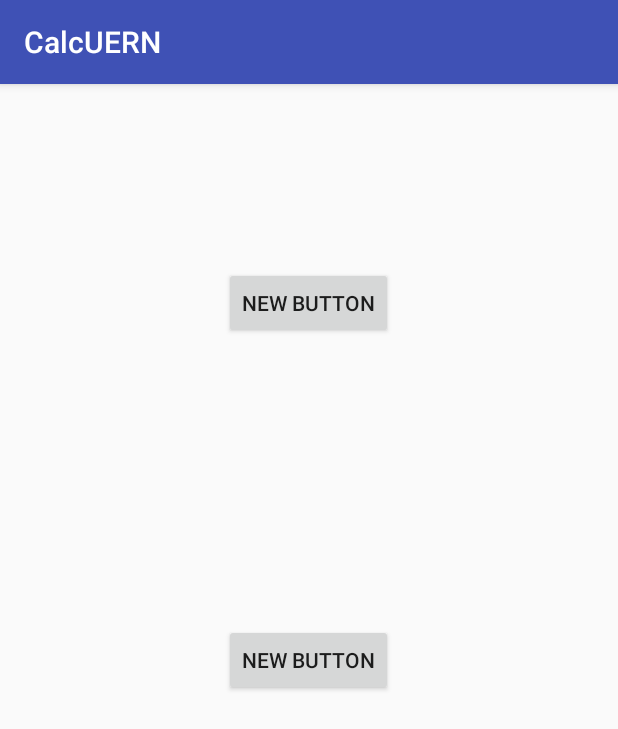
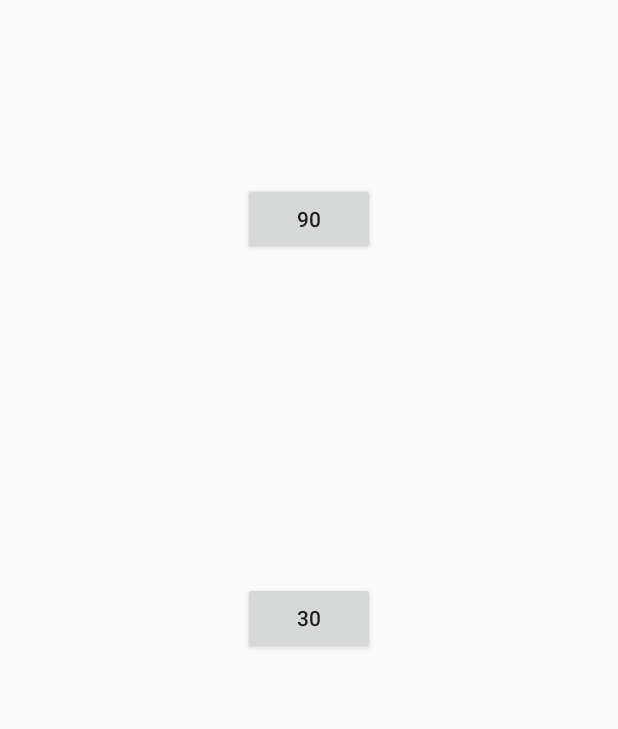
Before and after one commit to Liellison/CalcUERN, an Android app: the screen it shows after launch (MainActivity), on a phone screen of 412 x 824 dp. Shown: the top 729 px of the screen. Run offline under Robolectric (Android 15) with nearby library versions, the phone set to English and light mode, and no system bars.

Commit message:
Versao 0.0.1 Atualizaçao da tela sobre materias com 90h

```diff
--- a/app/src/main/java/com/liellison/calcuern/MainActivity.java
+++ b/app/src/main/java/com/liellison/calcuern/MainActivity.java
@@ -1,17 +1,21 @@
 package com.liellison.calcuern;
 
+import android.app.Activity;
 import android.support.v7.app.AppCompatActivity;
 import android.os.Bundle;
 import android.widget.Button;
 
-public class MainActivity extends AppCompatActivity {
-	Button button, botaotestid;
+public class MainActivity extends Activity {
+	Button bt90horas, bt30horas;
 
     @Override
     protected void onCreate(Bundle savedInstanceState) {
         super.onCreate(savedInstanceState);
         setContentView(R.layout.activity_main);
 
-    button = (Button) findViewById (R.id.button);
+        bt90horas = (Button) findViewById (R.id.bt90horas);
+        bt30horas = (Button) findViewById(R.id.bt30horas);
+
+
     }
 }
--- a/app/src/main/res/layout/activity_main.xml
+++ b/app/src/main/res/layout/activity_main.xml
@@ -12,7 +12,7 @@
     <Button
         android:layout_width="wrap_content"
         android:layout_height="wrap_content"
-        android:text="New Button"
+        android:text="90"
         android:id="@+id/bt90horas"
         android:layout_centerHorizontal="true"
         android:layout_marginTop="106dp" />
@@ -20,7 +20,7 @@
     <Button
         android:layout_width="wrap_content"
         android:layout_height="wrap_content"
-        android:text="New Button"
+        android:text="30"
         android:id="@+id/bt30horas"
         android:layout_centerVertical="true"
         android:layout_centerHorizontal="true" />
```
Also changed, not shown: app/src/main/res/layout/activity_90horas.xml (+28 -0 lines).
